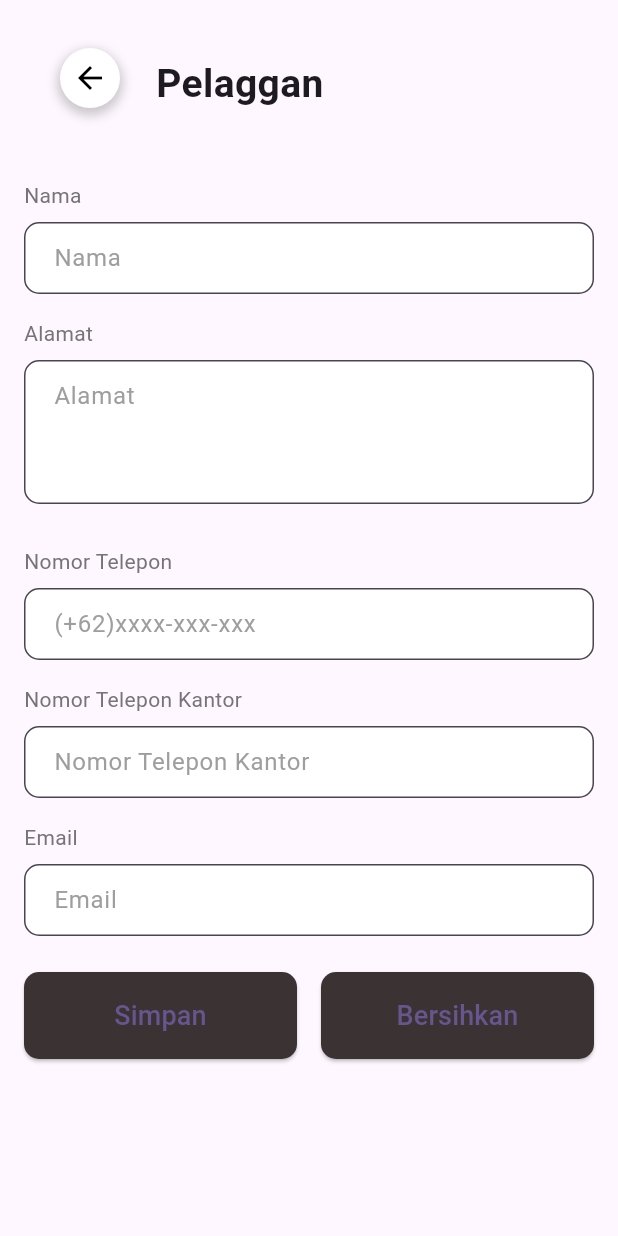
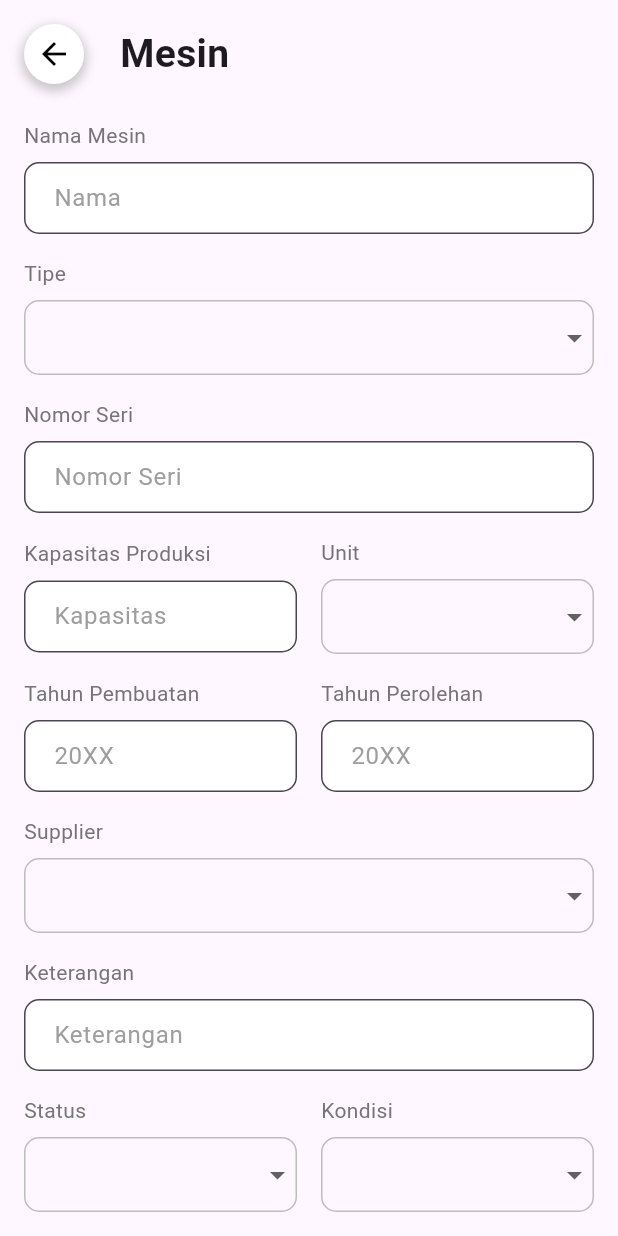
Before and after one commit to h0omanOnEarth/sistem_pencatatan_produksi_cv_bcn, a Flutter app: the MainMasterAdministrasiScreen screen opened by its route, after a tap on "Master Mesin", on a phone screen of 412 x 824 dp. Run offline on Flutter 3.47's test engine with Material 2 defaults, Android fonts, the light colour scheme and no system bars; our stand-ins replace flutter_bloc.

Commit message:
Form master (kecuali BOM )

```diff
--- a/lib/administrasi/main/main_administrasi.dart
+++ b/lib/administrasi/main/main_administrasi.dart
@@ -4,6 +4,8 @@ import 'package:sistem_manajemen_produksi_cv_bcn/administrasi/home_screen_admini
 import 'package:sistem_manajemen_produksi_cv_bcn/administrasi/main/main_laporan.dart';
 import 'package:sistem_manajemen_produksi_cv_bcn/administrasi/main/main_master.dart';
 import 'package:sistem_manajemen_produksi_cv_bcn/master/form/form_bahan.dart';
+import 'package:sistem_manajemen_produksi_cv_bcn/master/form/form_barang.dart';
+import 'package:sistem_manajemen_produksi_cv_bcn/master/form/form_mesin.dart';
 import 'package:sistem_manajemen_produksi_cv_bcn/master/form/form_pegawai.dart';
 import 'package:sistem_manajemen_produksi_cv_bcn/master/form/form_pelanggan.dart';
 import 'package:sistem_manajemen_produksi_cv_bcn/master/form/form_supplier.dart';
@@ -64,7 +66,9 @@ class _MainAdministrasiState extends State<MainAdministrasi> {
             FormMasterPelangganScreen.routeName:(context)=> const FormMasterPelangganScreen(),
             FormMasterSupplierScreen.routeName:(context)=> const FormMasterSupplierScreen(),
             FormMasterPegawaiScreen.routeName:(context)=> const FormMasterPegawaiScreen(),
-            FormMasterBahanScreen.routeName: (context)=> const FormMasterBahanScreen()
+            FormMasterBahanScreen.routeName: (context)=> const FormMasterBahanScreen(),
+            FormMasterMesinScreen.routeName:(context)=> const FormMasterMesinScreen(),
+            FormMasterBarangScreen.routeName:(context) =>const FormMasterBarangScreen()
           });
   }
 }
--- a/lib/administrasi/main/main_master.dart
+++ b/lib/administrasi/main/main_master.dart
@@ -1,5 +1,7 @@
 import 'package:flutter/material.dart';
 import 'package:sistem_manajemen_produksi_cv_bcn/master/form/form_bahan.dart';
+import 'package:sistem_manajemen_produksi_cv_bcn/master/form/form_barang.dart';
+import 'package:sistem_manajemen_produksi_cv_bcn/master/form/form_mesin.dart';
 import 'package:sistem_manajemen_produksi_cv_bcn/master/form/form_pegawai.dart';
 import 'package:sistem_manajemen_produksi_cv_bcn/master/form/form_pelanggan.dart';
 import 'package:sistem_manajemen_produksi_cv_bcn/master/form/form_supplier.dart';
@@ -83,9 +85,9 @@ class _MainMasterAdministrasiScreenState extends State<MainMasterAdministrasiScr
                     const CardItem(icon: Icons.people, textA: 'Master Pelanggan', textB: 'Memodifikasi dan melihat data pelanggan', pageRoute: FormMasterPelangganScreen()),
                     const CardItem(icon: Icons.emoji_people_sharp, textA: 'Master Supplier', textB: 'Memodifikasi dan melihat data supplier', pageRoute: FormMasterSupplierScreen()),
                     const CardItem(icon: Icons.shopping_cart_checkout, textA: 'Master Bahan', textB: 'Memodifikasi dan melihat data bahan', pageRoute: FormMasterBahanScreen()),
-                    const CardItem(icon: Icons.precision_manufacturing, textA: 'Master Mesin', textB: 'Memodifikasi dan melihat data mesin', pageRoute: FormMasterPelangganScreen()),
+                    const CardItem(icon: Icons.precision_manufacturing, textA: 'Master Mesin', textB: 'Memodifikasi dan melihat data mesin', pageRoute: FormMasterMesinScreen()),
                     const CardItem(icon: Icons.emoji_people_outlined, textA: 'Master Pegawai', textB: 'Memodifikasi dan melihat data pegawai', pageRoute: FormMasterPegawaiScreen()),
-                    const CardItem(icon: Icons.warehouse, textA: 'Master Barang', textB: 'Memodifikasi dan melihat data barang', pageRoute: FormMasterPelangganScreen()),
+                    const CardItem(icon: Icons.warehouse, textA: 'Master Barang', textB: 'Memodifikasi dan melihat data barang', pageRoute: FormMasterBarangScreen()),
                   ],
                 ),
               ),
--- a/lib/master/form/form_mesin.dart
+++ b/lib/master/form/form_mesin.dart
@@ -0,0 +1,270 @@
+import 'package:flutter/material.dart';
+
+class FormMasterMesinScreen extends StatefulWidget {
+  static const routeName = '/form_master_mesin_screen';
+
+  const FormMasterMesinScreen({super.key});
+
+  @override
+  State<FormMasterMesinScreen> createState() =>
+      _FormMasterMesinScreenState();
+}
+
+class _FormMasterMesinScreenState extends State<FormMasterMesinScreen> {
+  String? selectedTipe;
+  String? selectedSupplier;
+  String? selectedKondisi;
+  String? selectedStatus;
+  String? selectedUnit;
+
+
+  Widget buildTextField(String label, String placeholder,
+      {bool multiline = false}) {
+    return Column(
+      crossAxisAlignment: CrossAxisAlignment.start,
+      children: [
+        Text(
+          label,
+          style: TextStyle(
+            fontSize: 14,
+            color: Colors.grey[600],
+          ),
+        ),
+        SizedBox(height: 8.0),
+        TextField(
+          maxLines: multiline ? 3 : 1,
+          decoration: InputDecoration(
+            hintText: placeholder,
+            filled: true,
+            fillColor: Colors.white,
+            border: OutlineInputBorder(
+              borderRadius: BorderRadius.circular(10.0),
+              borderSide: BorderSide(color: Colors.grey[400]!),
+            ),
+            contentPadding:
+                const EdgeInsets.symmetric(vertical: 12.0, horizontal: 16.0),
+            hintStyle: TextStyle(
+              color: Colors.grey[500],
+            ),
+          ),
+        ),
+      ],
+    );
+  }
+
+ Widget buildDropdown(String label, List<String> items) {
+  List<String> uniqueItems = items.toSet().toList(); // Remove duplicates
+  String? selectedValue;
+
+  if (label == 'Supplier') {
+    selectedValue = selectedSupplier;
+  } else if (label == 'Kondisi') {
+    selectedValue = selectedKondisi;
+  } else if (label == 'Status') {
+    selectedValue = selectedStatus;
+  } else if (label == 'Tipe'){
+    selectedValue = selectedTipe;
+  }else if( label == 'Unit'){
+    selectedValue = selectedUnit;
+  }
+
+  return Column(
+    crossAxisAlignment: CrossAxisAlignment.start,
+    children: [
+      Text(
+        label,
+        style: TextStyle(
+          fontSize: 14,
+          color: Colors.grey[600],
+        ),
+      ),
+      SizedBox(height: 8.0),
+      Container(
+        decoration: BoxDecoration(
+          borderRadius: BorderRadius.circular(10.0),
+          border: Border.all(color: Colors.grey[400]!),
+        ),
+        child: DropdownButton<String>(
+          isExpanded: true,
+          value: selectedValue,
+          underline: Container(),
+          items: uniqueItems.map((String value) {
+            return DropdownMenuItem<String>(
+              value: value,
+              child: Padding(
+                padding: const EdgeInsets.symmetric(
+                  vertical: 8.0,
+                  horizontal: 16.0,
+                ),
+                child: Text(
+                  value,
+                  style: TextStyle(color: Colors.black),
+                ),
+              ),
+            );
+          }).toList(),
+          onChanged: (String? newValue) {
+            setState(() {
+              if (label == 'Tipe') {
+                selectedTipe = newValue;
+              } else if (label == 'Supplier') {
+                selectedSupplier = newValue;
+              } else if (label == 'Status') {
+                selectedStatus = newValue;
+              }else if (label == 'Kondisi') {
+                selectedKondisi = newValue;
+              }else if( label == 'Unit'){
+                selectedUnit = newValue;
+              }
+            });
+          },
+        ),
+      ),
+    ],
+  );
+}
+
+  @override
+  Widget build(BuildContext context) {
+    return Scaffold(
+      body: SafeArea(
+        child: SingleChildScrollView(
+          child: Container(
+            padding: const EdgeInsets.all(16.0),
+            child: Column(
+              crossAxisAlignment: CrossAxisAlignment.stretch,
+              children: [
+                Row(
+                  children: [
+                    InkWell(
+                      onTap: () {
+                        Navigator.pop(context);
+                      },
+                      child: Container(
+                        decoration: BoxDecoration(
+                          shape: BoxShape.circle,
+                          boxShadow: [
+                            BoxShadow(
+                              color: Colors.black.withOpacity(0.2),
+                              spreadRadius: 2,
+                              blurRadius: 5,
+                              offset: const Offset(0, 3),
+                            ),
+                          ],
+                        ),
+                        child: const CircleAvatar(
+                          backgroundColor: Colors.white,
+                          child: Icon(Icons.arrow_back, color: Colors.black),
+                        ),
+                      ),
+                    ),
+                    SizedBox(width: 24.0),
+                    const Text(
+                      'Mesin',
+                      style: TextStyle(
+                        fontSize: 26,
+                        fontWeight: FontWeight.bold,
+                      ),
+                    ),
+                  ],
+                ),
+                SizedBox(height: 24.0),
+                buildTextField('Nama Mesin', 'Nama'),
+                SizedBox(height: 16.0),
+                buildDropdown('Tipe', ['Penggiling', 'Pencampur', 'Pencetak']),
+                SizedBox(height: 16.0),
+                buildTextField('Nomor Seri', 'Nomor Seri'),
+                SizedBox(height: 16.0,),
+                 Row(
+                  children: [
+                    Expanded(
+                      child: buildTextField('Kapasitas Produksi', 'Kapasitas'),
+                    ),
+                    SizedBox(width: 16.0),
+                    Expanded(
+                      child: buildDropdown('Unit', ['Kg', 'Pcs', 'Sak', 'Ton', 'Ons', 'Gram']),
+                    ),
+                  ],
+                ),
+                SizedBox(height: 16.0,),
+                 Row(
+                  children: [
+                    Expanded(
+                      child: buildTextField('Tahun Pembuatan', '20XX'),
+                    ),
+                    SizedBox(width: 16.0),
+                    Expanded(
+                      child: buildTextField('Tahun Perolehan', '20XX'),
+                    ),
+                  ],
+                ),
+                SizedBox(height: 16.0,),
+                buildDropdown('Supplier', ['Supplier 1', 'Supplier 2']),
+                SizedBox(height: 16.0,),
+                buildTextField('Keterangan', 'Keterangan'),
+                SizedBox(height: 16.0),
+                Row(
+                  children: [
+                    Expanded(
+                      child: buildDropdown('Status', ['Aktif', 'Tidak Aktif']),
+                    ),
+                    SizedBox(width: 16.0),
+                    Expanded(
+                      child: buildDropdown('Kondisi', ['Baru', 'Bekas']),
+                    ),
+                  ],
+                ),
+                SizedBox(height: 24.0),
+                Row(
+                  children: [
+                    Expanded(
+                      child: ElevatedButton(
+                        onPressed: () {
+                          // Handle save button press
+                        },
+                        style: ElevatedButton.styleFrom(
+                          backgroundColor: Color.fromRGBO(59, 51, 51, 1),
+                          shape: RoundedRectangleBorder(
+                            borderRadius: BorderRadius.circular(10.0),
+                          ),
+                        ),
+                        child: const Padding(
+                          padding: const EdgeInsets.symmetric(vertical: 16.0),
+                          child: Text(
+                            'Simpan',
+                            style: TextStyle(fontSize: 18),
+                          ),
+                        ),
+                      ),
+                    ),
+                    SizedBox(width: 16.0),
+                    Expanded(
+                      child: ElevatedButton(
+                        onPressed: () {
+                          // Handle clear button press
+                        },
+                        style: ElevatedButton.styleFrom(
+                          backgroundColor: Color.fromRGBO(59, 51, 51, 1),
+                          shape: RoundedRectangleBorder(
+                            borderRadius: BorderRadius.circular(10.0),
+                          ),
+                        ),
+                        child: const Padding(
+                          padding: const EdgeInsets.symmetric(vertical: 16.0),
+                          child: Text(
+                            'Bersihkan',
+                            style: TextStyle(fontSize: 18),
+                          ),
+                        ),
+                      ),
+                    ),
+                  ],
+                ),
+              ],
+            ),
+          ),
+        ),
+      ),
+    );
+  }
+}
```
Also changed, not shown: lib/master/form/form_barang.dart (+254 -0 lines).
